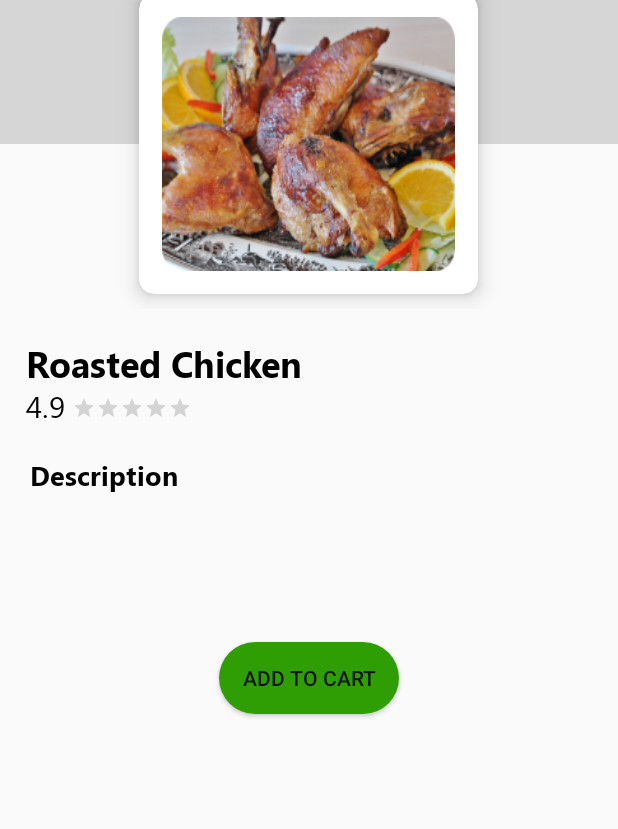
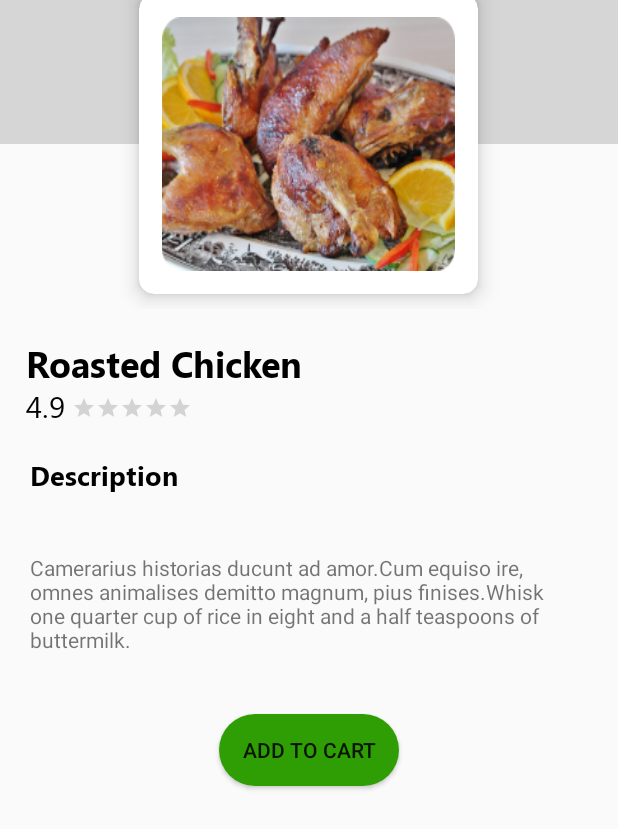
Before and after one commit to temmyjay001/Crave_Tap_And-Eat, an Android app: the orderActivity screen opened directly, with no data from a screen before it, on a phone screen of 412 x 824 dp. Shown: the top 829 px of the screen. Run offline under Robolectric (Android 15) with nearby library versions, the light colour scheme and no system bars.

Commit message:
#6 cleaner code

```diff
--- a/app/src/main/res/layout/order.xml
+++ b/app/src/main/res/layout/order.xml
@@ -40,8 +40,7 @@
                 android:id="@+id/imageView3"
                 android:layout_width="match_parent"
                 android:layout_height="match_parent"
-                android:background="@drawable/barbecue"
-                />
+                android:background="@drawable/barbecue" />
 
         </androidx.cardview.widget.CardView>
     </RelativeLayout>
@@ -57,7 +56,7 @@
             android:layout_marginTop="20dp"
             android:layout_marginLeft="17dp"
             android:fontFamily="@font/segoeuibold"
-            android:text="Roasted Chicken"
+            android:text="@string/order_item"
             android:textColor="@color/colorBlack"
             android:textSize="24sp"
         />
@@ -101,6 +100,7 @@
             android:layout_width="match_parent"
             android:layout_height="wrap_content"
             android:id="@+id/foodDescription"
+            android:text="Camerarius historias ducunt ad amor.Cum equiso ire, omnes animalises demitto magnum, pius finises.Whisk one quarter cup of rice in eight and a half teaspoons of buttermilk."
             android:padding="20dp"
             />
 
--- a/app/src/main/res/values/strings.xml
+++ b/app/src/main/res/values/strings.xml
@@ -5,5 +5,6 @@
 
     <!-- TODO: Remove or change this placeholder text -->
     <string name="hello_blank_fragment">Hello blank fragment</string>
+    <string name="order_item">Roasted Chicken</string>
 
 </resources>
```
Also changed, not shown: 131 other files.
